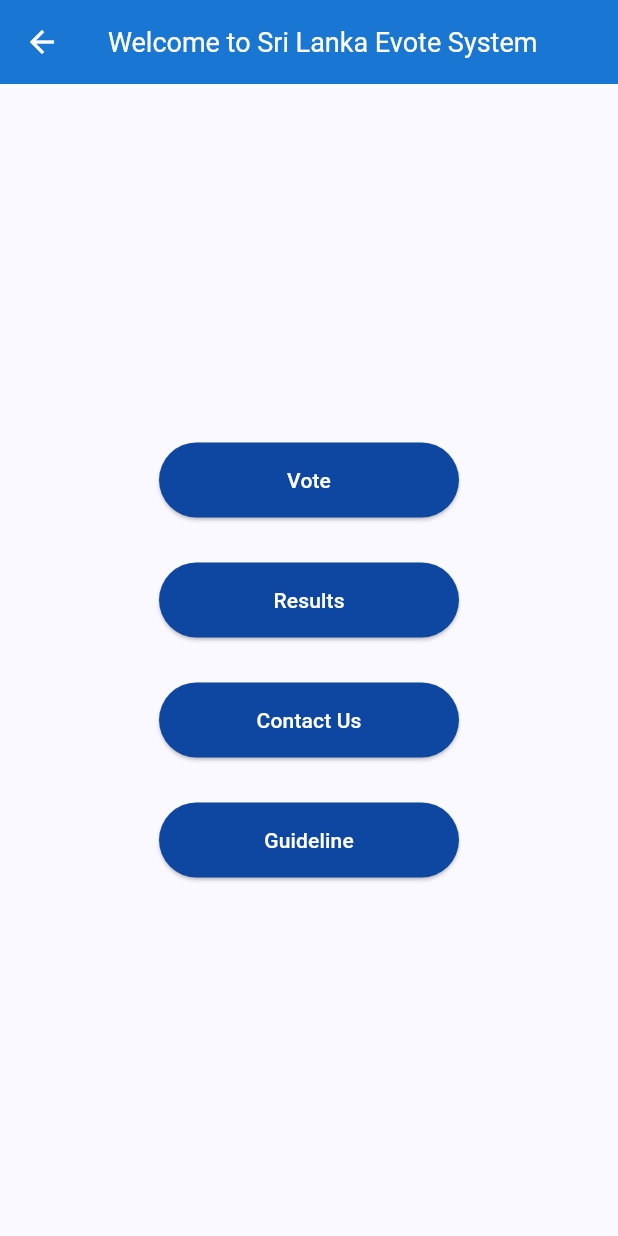
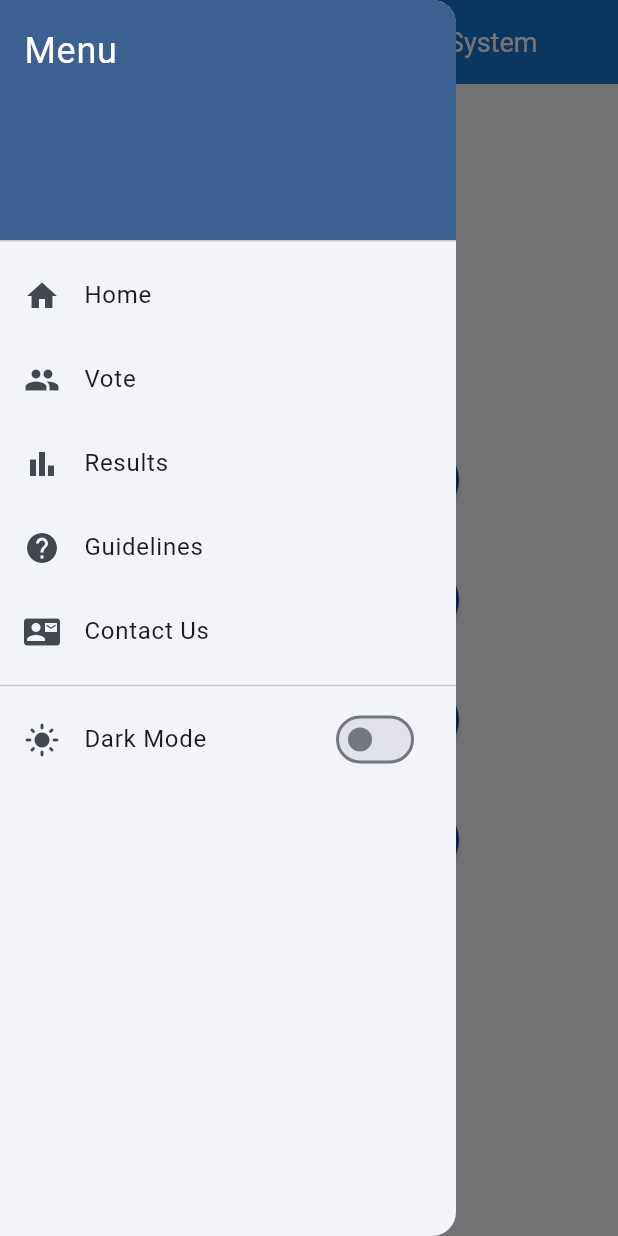
Before and after one commit to lakshannaveen/evotemobile, a Flutter app: the HomePage screen opened by its route, with the side drawer open (before the commit the screen has no drawer), on a phone screen of 412 x 824 dp. Run offline on Flutter 3.47's test engine with Material 3 defaults, Android fonts, the phone set to English and light mode, and no system bars; our stand-ins replace cloud_firestore, file_picker, firebase_core, percent_indicator, shared_preferences; missing offline and left inert: bcrypt, dart_jsonwebtoken; accounts and stored records are empty.

Commit message:
darkmode and sidebar done

```diff
--- a/lib/pages/home_page.dart
+++ b/lib/pages/home_page.dart
@@ -1,6 +1,8 @@
 import 'package:flutter/material.dart';
 import 'package:evoteapp/services/admin_dashboard_service.dart';
 import 'package:evoteapp/pages/election_not_active_page.dart';
+import 'package:evoteapp/services/theme_provider.dart';
+import 'package:provider/provider.dart';
 
 class HomePage extends StatelessWidget {
   const HomePage({super.key});
@@ -11,41 +13,35 @@ class HomePage extends StatelessWidget {
       appBar: AppBar(
         title: const Text(
           'Welcome to Sri Lanka Evote System',
-          style: TextStyle(fontSize: 18), // Adjust font size if needed
+          style: TextStyle(fontSize: 18),
         ),
-        centerTitle: true, // Center the title
+        centerTitle: true,
       ),
+      drawer: _buildDrawer(context),
       body: Center(
         child: Column(
           mainAxisSize: MainAxisSize.min,
           children: [
             SizedBox(
-              width: 200, // Adjust button width
+              width: 200,
               child: ElevatedButton(
-                onPressed: () {
-                  // Check election status before going to vote page
-                  _checkElectionStatusForVoting(context);
-                },
+                onPressed: () => _checkElectionStatusForVoting(context),
                 child: const Text('Vote'),
               ),
             ),
             const SizedBox(height: 30),
             SizedBox(
-              width: 200, // Adjust button width
+              width: 200,
               child: ElevatedButton(
-                onPressed: () {
-                  Navigator.pushNamed(context, '/results');
-                },
+                onPressed: () => Navigator.pushNamed(context, '/results'),
                 child: const Text('Results'),
               ),
             ),
             const SizedBox(height: 30),
             SizedBox(
-              width: 200, // Adjust button width
+              width: 200,
               child: ElevatedButton(
-                onPressed: () {
-                  Navigator.pushNamed(context, '/contactus');
-                },
+                onPressed: () => Navigator.pushNamed(context, '/contactus'),
                 child: const Text('Contact Us'),
               ),
             ),
@@ -53,9 +49,7 @@ class HomePage extends StatelessWidget {
             SizedBox(
               width: 200,
               child: ElevatedButton(
-                onPressed: () {
-                  Navigator.pushNamed(context, '/guidlines');
-                },
+                onPressed: () => Navigator.pushNamed(context, '/guidelines'),
                 child: const Text('Guideline'),
               ),
             ),
@@ -65,37 +59,108 @@ class HomePage extends StatelessWidget {
     );
   }
 
-  // Method to check election status before allowing voting
+  Widget _buildDrawer(BuildContext context) {
+    final themeProvider = Provider.of<ThemeProvider>(context, listen: false);
+
+    return Drawer(
+      child: ListView(
+        padding: EdgeInsets.zero,
+        children: [
+          DrawerHeader(
+            decoration: BoxDecoration(
+              color: Theme.of(context).colorScheme.primary,
+            ),
+            child: const Text(
+              'Menu',
+              style: TextStyle(
+                color: Colors.white,
+                fontSize: 24,
+              ),
+            ),
+          ),
+          ListTile(
+            leading: const Icon(Icons.home),
+            title: const Text('Home'),
+            onTap: () {
+              Navigator.pop(context);
+            },
+          ),
+          ListTile(
+            leading: const Icon(Icons.people),
+            title: const Text('Vote'),
+            onTap: () {
+              Navigator.pop(context);
+              _checkElectionStatusForVoting(context);
+            },
+          ),
+          ListTile(
+            leading: const Icon(Icons.bar_chart),
+            title: const Text('Results'),
+            onTap: () {
+              Navigator.pop(context);
+              Navigator.pushNamed(context, '/results');
+            },
+          ),
+          ListTile(
+            leading: const Icon(Icons.help),
+            title: const Text('Guidelines'),
+            onTap: () {
+              Navigator.pop(context);
+              Navigator.pushNamed(context, '/guidelines');
+            },
+          ),
+          ListTile(
+            leading: const Icon(Icons.contact_mail),
+            title: const Text('Contact Us'),
+            onTap: () {
+              Navigator.pop(context);
+              Navigator.pushNamed(context, '/contactus');
+            },
+          ),
+          const Divider(),
+          Consumer<ThemeProvider>(
+            builder: (context, themeProvider, child) {
+              return SwitchListTile(
+                title: const Text('Dark Mode'),
+                secondary: Icon(
+                  themeProvider.isDarkMode
+                      ? Icons.dark_mode
+                      : Icons.light_mode,
+                ),
+                value: themeProvider.isDarkMode,
+                onChanged: (value) {
+                  themeProvider.toggleTheme(value);
+                },
+              );
+            },
+          ),
+        ],
+      ),
+    );
+  }
+
   void _checkElectionStatusForVoting(BuildContext context) {
     final AdminDashboardService dashboardService = AdminDashboardService();
 
-    // Show loading dialog while checking
     showDialog(
       context: context,
       barrierDismissible: false,
       builder: (context) => const Center(child: CircularProgressIndicator()),
     );
 
-    // Get the election status once
     dashboardService.getElectionStatus().first.then((electionData) {
-      // Close loading dialog
       Navigator.pop(context);
-
       final isActive = electionData['isActive'] as bool;
       final status = electionData['status'] as String;
 
-      if (isActive) {
-        // If election is active, proceed to vote login page
-        Navigator.pushNamed(context, '/votelogin');
-      } else {
-        // If not active, show the election not active page
-        Navigator.push(
-          context,
-          MaterialPageRoute(
-            builder: (context) => ElectionNotActivePage(status: status),
-          ),
-        );
-      }
+      isActive
+          ? Navigator.pushNamed(context, '/votelogin')
+          : Navigator.push(
+        context,
+        MaterialPageRoute(
+          builder: (context) => ElectionNotActivePage(status: status),
+        ),
+      );
     });
   }
 }
--- /dev/null
+++ b/lib/services/theme_provider.dart
@@ -0,0 +1,48 @@
+// lib/services/theme_provider.dart
+import 'package:flutter/material.dart';
+import 'package:shared_preferences/shared_preferences.dart';
+
+class ThemeProvider with ChangeNotifier {
+  static const String _prefsKey = 'themeMode';
+  ThemeMode _themeMode = ThemeMode.light;
+
+  ThemeMode get themeMode => _themeMode;
+  bool get isDarkMode => _themeMode == ThemeMode.dark;
+
+  ThemeProvider() {
+    _loadTheme();
+  }
+
+  Future<void> _loadTheme() async {
+    final prefs = await SharedPreferences.getInstance();
+    final savedMode = prefs.getString(_prefsKey);
+
+    if (savedMode == 'dark') {
+      _themeMode = ThemeMode.dark;
+    } else if (savedMode == 'light') {
+      _themeMode = ThemeMode.light;
+    } else {
+      _themeMode = ThemeMode.system;
+    }
+    notifyListeners();
+  }
+
+  Future<void> toggleTheme(bool isDark) async {
+    _themeMode = isDark ? ThemeMode.dark : ThemeMode.light;
+    notifyListeners();
+
+    final prefs = await SharedPreferences.getInstance();
+    await prefs.setString(
+        _prefsKey,
+        isDark ? 'dark' : 'light'
+    );
+  }
+
+  Future<void> setSystemTheme() async {
+    _themeMode = ThemeMode.system;
+    notifyListeners();
+
+    final prefs = await SharedPreferences.getInstance();
+    await prefs.remove(_prefsKey);
+  }
+}
--- a/pubspec.yaml
+++ b/pubspec.yaml
@@ -9,16 +9,18 @@ environment:
 dependencies:
   flutter:
     sdk: flutter
+  cupertino_icons: ^1.0.2
   firebase_core: ^2.24.2
-  cupertino_icons: ^1.0.2
   cloud_firestore: ^4.13.6
   bcrypt: 1.1.3
   dart_jsonwebtoken: ^2.17.0
-  file_picker: ^6.1.1
+  file_picker: ^9.2.2
   url_launcher: ^6.0.3
   intl: ^0.18.1
   fl_chart: ^0.65.0
   percent_indicator: ^4.2.3
+  provider: ^6.1.1
+  shared_preferences: ^2.2.2
 
 dev_dependencies:
   flutter_test:
```
Also changed, not shown: lib/config/theme.dart (+66 -23 lines), lib/config/theme_toggle.dart (added, +56 -0 lines), lib/main.dart (+20 -47 lines), lib/pages/result_page.dart (+160 -136 lines), lib/pages/Guidelines.dart (renamed from lib/pages/Guidlines.dart), pubspec.lock, 126 other files.
